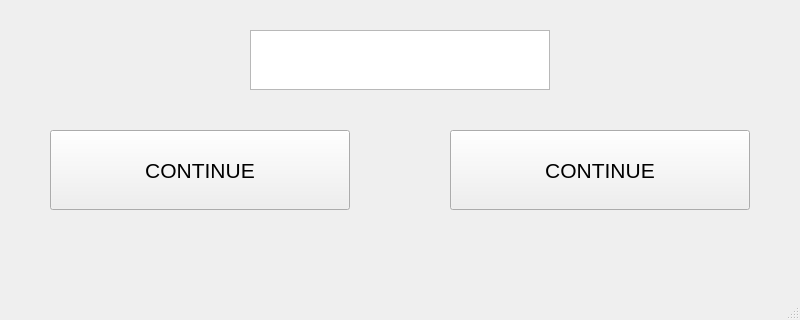
Above: src/cart_interface_produce_enter.ui from PfeifferH/cheqout before the change; both pictures show x 0 to 800 and y 160 to 480 of the 800 by 480 pixel window. Below: the same form after it.
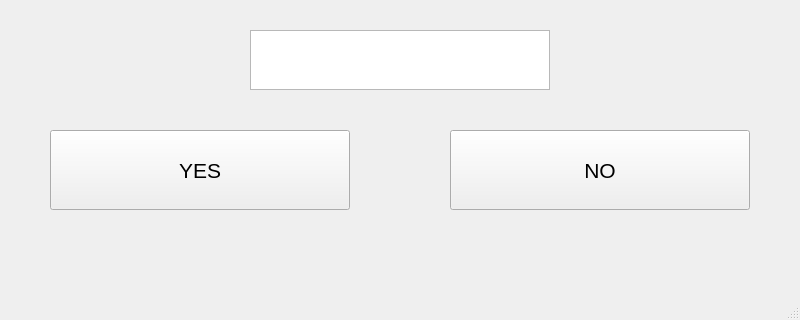
That is the form after the change.

```diff
--- a/src/cart_interface_produce_enter.ui
+++ b/src/cart_interface_produce_enter.ui
@@ -57,7 +57,7 @@
      </font>
     </property>
     <property name="text">
-     <string>CONTINUE</string>
+     <string>YES</string>
     </property>
     <property name="autoDefault">
      <bool>false</bool>
@@ -78,7 +78,7 @@
      </font>
     </property>
     <property name="text">
-     <string>CONTINUE</string>
+     <string>NO</string>
     </property>
     <property name="autoDefault">
      <bool>false</bool>
```
